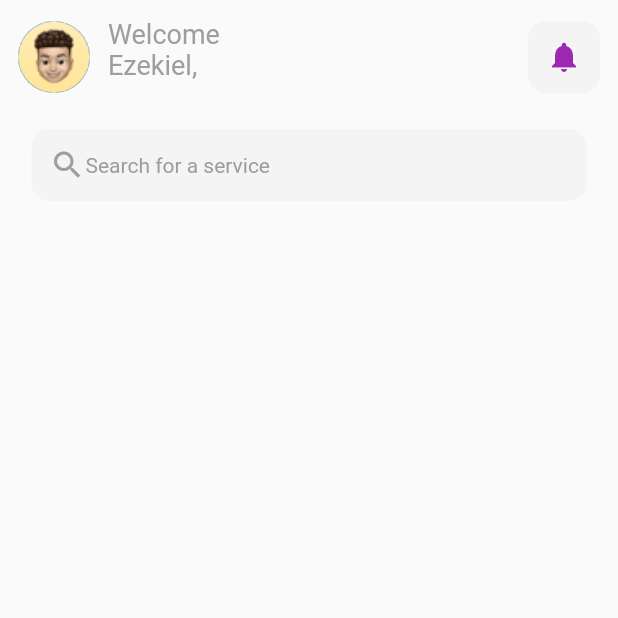
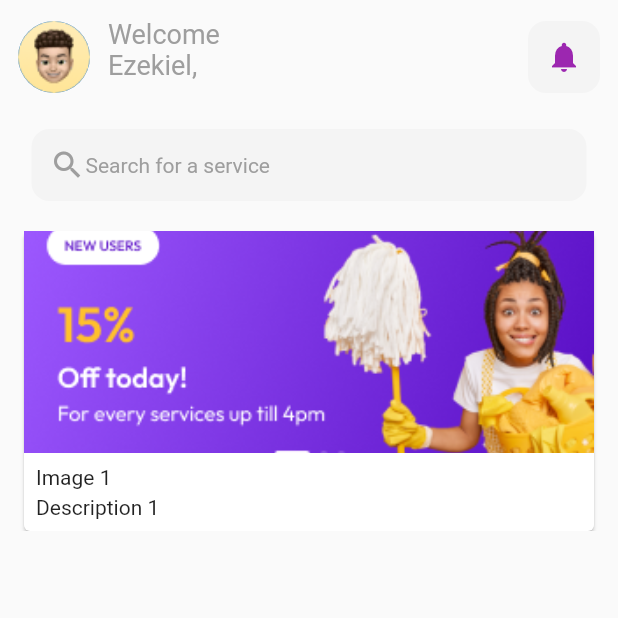
Before and after one commit to iyamujoshua/new_ondemand, a Flutter app: the homescreen screen opened directly, on a phone screen of 412 x 824 dp, the top half of it. Run offline on Flutter 3.47's test engine with Material 2 defaults, Android fonts, the light colour scheme and no system bars; our stand-ins replace flutter_svg, font_awesome_flutter, intl_phone_field, smooth_page_indicator; missing offline and left inert: custom_signin_buttons.

Commit message:
slide working

```diff
--- a/lib/screens/homescreen.dart
+++ b/lib/screens/homescreen.dart
@@ -99,13 +99,12 @@ class _homescreenState extends State<homescreen> {
     ),
   ),
 ),
+ SizedBox(
+          height: 20,
+        ),
 
 
-
-
-        SizedBox(
-          height: 20,
-        ),
+        CardCarousel(),
       ],
     ),
   ),
```
